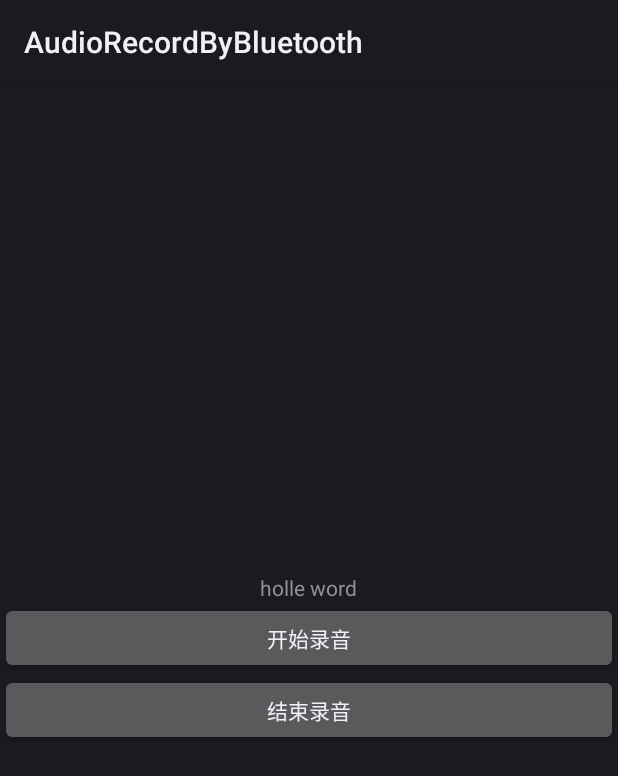
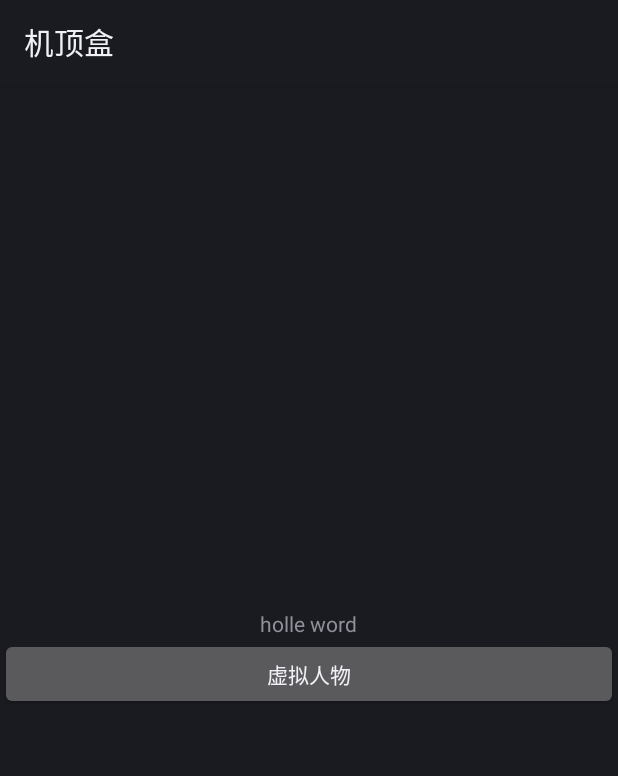
Before and after one commit to w5280564/tv-box, an Android app: the screen it shows after launch (MainActivity2), on a phone screen of 412 x 824 dp. Shown: the top 776 px of the screen. Run offline under Robolectric (Android 15) with nearby library versions, the phone set to English and light mode, and no system bars; libraries missing offline, so code that uses them is left out: com.alibaba.fastjson.

Commit message:
虚拟人物网页 开启一个service

```diff
--- a/app/build.gradle
+++ b/app/build.gradle
@@ -9,7 +9,6 @@ android {
         targetSdkVersion 30
         versionCode 1
         versionName "1.0"
-
         testInstrumentationRunner "androidx.test.runner.AndroidJUnitRunner"
     }
 
@@ -30,5 +29,7 @@ dependencies {
     implementation 'com.aliyun.dpa:oss-android-sdk:2.9.7'
     implementation 'com.zhy:okhttputils:2.6.2'
     implementation 'com.alibaba:fastjson:1.2.79'
-
+    implementation 'com.google.code.gson:gson:2.9.0'
+    compileOnly 'org.projectlombok:lombok:1.18.20'
+    annotationProcessor 'org.projectlombok:lombok:1.18.20'
 }
--- a/app/src/main/java/com/bosan/audiorecordbybluetooth/MainActivity2.java
+++ b/app/src/main/java/com/bosan/audiorecordbybluetooth/MainActivity2.java
@@ -1,44 +1,30 @@
 package com.bosan.audiorecordbybluetooth;
 
-import android.Manifest;
 import android.annotation.SuppressLint;
 import android.app.Activity;
 import android.content.BroadcastReceiver;
 import android.content.Context;
 import android.content.Intent;
 import android.content.IntentFilter;
-import android.content.pm.ApplicationInfo;
-import android.content.pm.PackageInfo;
-import android.content.pm.PackageManager;
-import android.graphics.drawable.Drawable;
-import android.hardware.input.InputManager;
 import android.media.AudioFormat;
 import android.media.AudioRecord;
 import android.media.MediaRecorder;
 import android.os.Bundle;
 import android.os.Environment;
 import android.telephony.TelephonyManager;
-import android.text.TextUtils;
 import android.util.Log;
 import android.view.KeyEvent;
+import android.view.View;
 import android.widget.Button;
-
+import android.widget.Toast;
 
 import com.alibaba.fastjson.JSONObject;
-import com.alibaba.sdk.android.oss.ClientException;
-import com.alibaba.sdk.android.oss.ServiceException;
-import com.alibaba.sdk.android.oss.model.PutObjectRequest;
-import com.alibaba.sdk.android.oss.model.PutObjectResult;
-import com.zhy.http.okhttp.OkHttpUtils;
+import com.google.gson.Gson;
 
 import java.io.File;
 import java.io.FileOutputStream;
 import java.io.IOException;
-import java.util.ArrayList;
 import java.util.HashMap;
-import java.util.List;
-
-import okhttp3.MediaType;
 
 public class MainActivity2 extends Activity {
 
@@ -75,6 +61,15 @@ public class MainActivity2 extends Activity {
         startRecordBtn = (Button) findViewById(R.id.start_record_btn);
         stopRecordBtn = (Button) findViewById(R.id.stop_record_btn);
         createAudioRecord();
+        Button characters_btn = (Button) findViewById(R.id.characters_btn);
+        characters_btn.setOnClickListener(new View.OnClickListener() {
+            @Override
+            public void onClick(View view) {
+                Intent intent = new Intent(MainActivity2.this, WebViewActivity.class);
+                startActivity(intent);
+            }
+        });
+
     }
 
     private void initReceiver() {
@@ -119,8 +114,6 @@ public class MainActivity2 extends Activity {
                 AudioFormat.CHANNEL_IN_MONO,
                 AudioFormat.ENCODING_PCM_16BIT,
                 recordBufsize);
-
-
     }
 
     @Override
@@ -191,15 +184,12 @@ public class MainActivity2 extends Activity {
                 break;
             case 166:
                 Log.e("main", "--------节目加--------");
-
                 break;
             case 167:
                 Log.e("main", "--------节目减--------");
-
                 break;
             default:
                 Log.e("main", "--------未知--------");
-
                 break;
         }
         return super.onKeyDown(keyCode, event);
@@ -273,7 +263,7 @@ public class MainActivity2 extends Activity {
         Log.d("FILE_NAME--->2", FILE_NAME_WAW);
         String fileName = "test_" + System.currentTimeMillis() + ".wav";
         File uploadFile = new File(FILE_NAME_WAW);
-        Log.d("文件名",uploadFile.getName());
+        Log.d("文件名", uploadFile.getName());
         uploadVoiceFile(uploadFile);
 //        new UploadFileUtils(getApplicationContext(), fileName, FILE_NAME_WAW).asyncUploadFile(new UploadFileUtils.UploadCallBack() {
 //            @Override
@@ -294,8 +284,7 @@ public class MainActivity2 extends Activity {
     }
 
 
-
-    private void uploadVoiceFile(File file){
+    private void uploadVoiceFile(File file) {
         HashMap<String, String> baseMap = new HashMap<>();
         baseMap.put("device_id", getDeviceId());
 //        baseMap.put("send_msg", "6666");
@@ -304,8 +293,14 @@ public class MainActivity2 extends Activity {
                     @Override
                     public void onComplete(JSONObject json_root, int code, String msg) {
                         if (code == Constants.REQUEST_SUCCESS_CODE) {
-
-                        }else{
+                            mainBean mainBean = new Gson().fromJson(json_root.toJSONString(), mainBean.class);
+                            if (mainBean.getData() != null) {
+                                String question = mainBean.getData().getQuestion();
+                                String answer = mainBean.getData().getAnswer();
+                                String format = String.format("问题：%1$s ----- 答案：%2$s", question, answer);
+                                Toast.makeText(MainActivity2.this, format, Toast.LENGTH_LONG).show();
+                            }
+                        } else {
 
                         }
                     }
@@ -315,25 +310,23 @@ public class MainActivity2 extends Activity {
 
 
     private class MyReceiver extends BroadcastReceiver {
-
         @Override
         public void onReceive(Context context, final Intent intent) {
             String action = intent.getAction();
-            int keyCode = intent.getIntExtra("keyCode",0);
+            int keyCode = intent.getIntExtra("keyCode", 0);
             if (action.equals(Constants.VOICE_KEY_DOWN_ACTION_DOWN)) {//遥控器录音键 按下去开始录音
-                Log.i("audioRecordTest", "开始录音keyCode>>>"+keyCode);
+                Log.i("audioRecordTest", "开始录音keyCode>>>" + keyCode);
                 startRecord();
             } else if (intent.getAction().equals(Constants.VOICE_KEY_DOWN_ACTION_UP)) {//遥控器录音键 松开结束录音
-                Log.i("audioRecordTest", "结束录音keyCode>>>"+keyCode);
+                Log.i("audioRecordTest", "结束录音keyCode>>>" + keyCode);
                 stopRecord();
             }
         }
     }
 
 
-
     @SuppressLint("MissingPermission")
-    public  String getDeviceId() {
+    public String getDeviceId() {
         TelephonyManager telephonyManager = (TelephonyManager) getSystemService(Context.TELEPHONY_SERVICE);
         return telephonyManager.getDeviceId();
     }
--- a/app/src/main/res/layout/activity_main2.xml
+++ b/app/src/main/res/layout/activity_main2.xml
@@ -17,13 +17,23 @@
         android:id="@+id/start_record_btn"
         android:layout_width="match_parent"
         android:layout_height="wrap_content"
+        android:visibility="gone"
         android:text="开始录音" />
 
     <Button
         android:id="@+id/stop_record_btn"
         android:layout_width="match_parent"
         android:layout_height="wrap_content"
+        android:visibility="gone"
         android:text="结束录音" />
+
+        <Button
+        android:id="@+id/characters_btn"
+        android:layout_width="match_parent"
+        android:layout_height="wrap_content"
+        android:text="虚拟人物" />
+
+
 
 
 </LinearLayout>
--- a/app/src/main/res/values/strings.xml
+++ b/app/src/main/res/values/strings.xml
@@ -1,3 +1,3 @@
 <resources>
-    <string name="app_name">AudioRecordByBluetooth</string>
+    <string name="app_name">机顶盒</string>
 </resources>
```
Also changed, not shown: app/src/main/AndroidManifest.xml (+9 -7 lines), app/src/main/java/com/bosan/audiorecordbybluetooth/WebViewActivity.java (added, +46 -0 lines), app/src/main/java/com/bosan/audiorecordbybluetooth/broadcast/BootBroadcastReceiver.java (+6 -3 lines), app/src/main/java/com/bosan/audiorecordbybluetooth/doService.java (added, +52 -0 lines), app/src/main/java/com/bosan/audiorecordbybluetooth/mainBean.java (added, +21 -0 lines), app/src/main/res/layout/activity_web_view.xml (added, +15 -0 lines), 1 other file.
